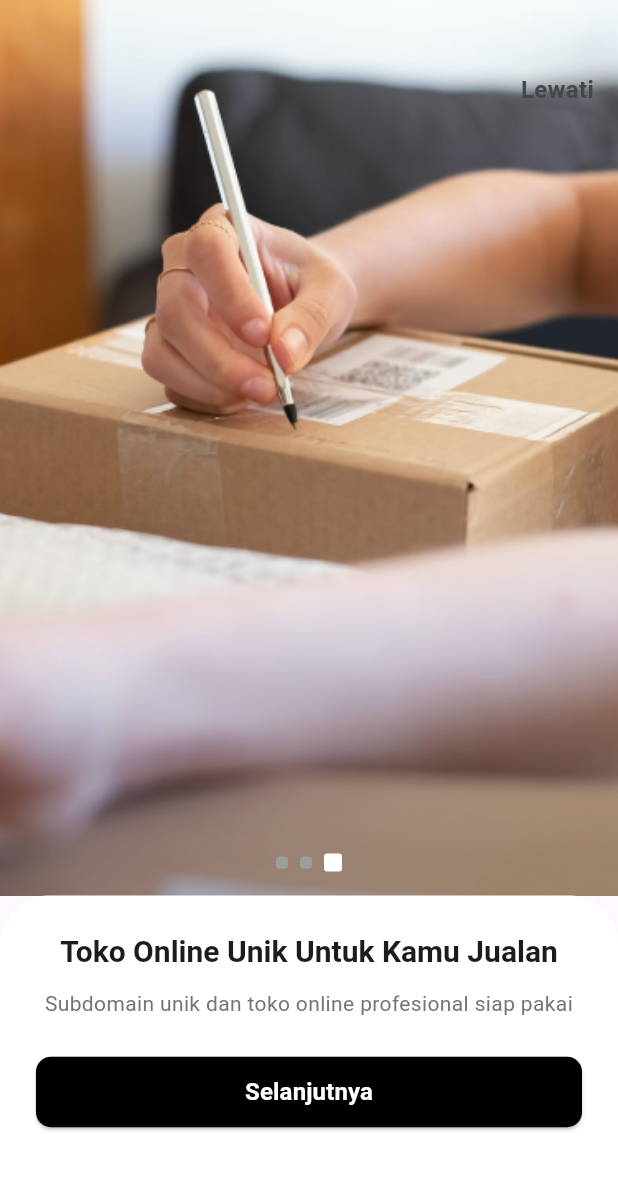
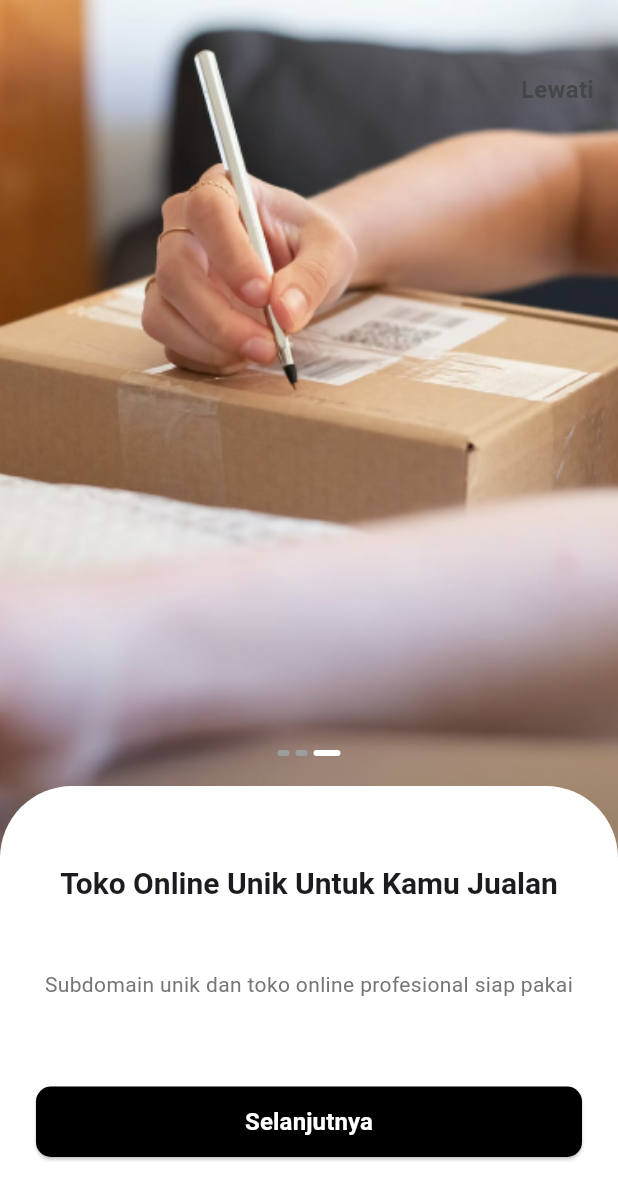
Before and after one commit to AvanFabian/TokoRame, a Flutter app: the screen it shows after launch, swiped to page 3, on a phone screen of 412 x 824 dp. Shown: the top 1200 px of the screen. Run offline on Flutter 3.47's test engine with Material 3 defaults, Android fonts, the phone set to English and light mode, and no system bars.

Commit message:
refactor implement container rounded on slider_with_text

```diff
--- a/lib/ui/organisms/slider_with_text.dart
+++ b/lib/ui/organisms/slider_with_text.dart
@@ -4,8 +4,8 @@ import '../atoms/button_widget.dart';
 
 class SliderWithText extends StatefulWidget {
   final List<String> images;
-  final List<String> titles; // Tambahkan daftar judul
-  final List<String> descriptions; // Tambahkan daftar deskripsi
+  final List<String> titles;
+  final List<String> descriptions;
   final VoidCallback onButtonPressed;
 
   const SliderWithText({
@@ -21,7 +21,7 @@ class SliderWithText extends StatefulWidget {
 }
 
 class _SliderWithTextState extends State<SliderWithText> {
-  int _currentIndex = 0; // Untuk melacak slider aktif
+  int _currentIndex = 0;
 
   @override
   Widget build(BuildContext context) {
@@ -40,25 +40,26 @@ class _SliderWithTextState extends State<SliderWithText> {
                       });
                     },
                     itemBuilder: (context, index) {
-                      return Image.asset(
+                      return Transform.translate(
+                        offset: const Offset(0, -140), // Move the image slightly up (negative Y-axis)
+                        child: Image.asset(
                           widget.images[index],
-                        fit: BoxFit.cover,
+                          fit: BoxFit.fitWidth,
+                        ),
                       );
                     },
                   ),
                   Positioned(
-                    top: 48, // Posisi teks 'Lewati' di kanan atas
+                    top: 48,
                     right: 16,
                     child: GestureDetector(
                       onTap: () {
-                        // Handle aksi 'Lewati'
                         print('Lewati ditekan');
                       },
                       child: const Text(
                         'Lewati',
                         style: TextStyle(
                           fontSize: 16,
-                          // hex
                           color: Color(0xFF434747),
                           fontWeight: FontWeight.bold,
                         ),
@@ -66,7 +67,7 @@ class _SliderWithTextState extends State<SliderWithText> {
                     ),
                   ),
                   Positioned(
-                    bottom: 16, // Posisi indikator di bawah gambar
+                    bottom: 320,
                     left: 0,
                     right: 0,
                     child: Row(
@@ -74,15 +75,13 @@ class _SliderWithTextState extends State<SliderWithText> {
                       children: List.generate(
                         widget.images.length,
                         (index) => Container(
-                          margin: const EdgeInsets.symmetric(horizontal: 4),
-                          width: _currentIndex == index ? 12 : 8,
-                          height: _currentIndex == index ? 12 : 8,
+                          margin: const EdgeInsets.symmetric(horizontal: 2),
+                          width: _currentIndex == index ? 18 : 8,
+                          height: _currentIndex == index ? 4 : 4,
                           decoration: BoxDecoration(
                             shape: BoxShape.rectangle,
                             borderRadius: BorderRadius.circular(2),
-                            color: _currentIndex == index
-                                ? Colors.white
-                                : Colors.grey,
+                            color: _currentIndex == index ? Colors.white : Colors.grey,
                           ),
                         ),
                       ),
@@ -91,22 +90,24 @@ class _SliderWithTextState extends State<SliderWithText> {
                 ],
               ),
             ),
-            Container(
+          ],
+        ),
+        Positioned(
+          bottom: 0, // Position the container at the bottom of the Stack
+          left: 0,
+          right: 0,
+          child: Container(
+            height: 300, // Fixed height for the container
             decoration: const BoxDecoration(
               color: Colors.white,
               borderRadius: BorderRadius.only(
-                  topLeft: Radius.circular(32),
-                  topRight: Radius.circular(32),
+                topLeft: Radius.circular(48),
+                topRight: Radius.circular(48),
               ),
             ),
-              padding: const EdgeInsets.only(
-                top: 24,
-                left: 24,
-                right: 24,
-                bottom: 72,
-              ),
+            padding: const EdgeInsets.symmetric(horizontal: 24, vertical: 36),
             child: Column(
-                mainAxisSize: MainAxisSize.min,
+              mainAxisAlignment: MainAxisAlignment.spaceEvenly,
               children: [
                 TextWidget(
                   text: widget.titles[_currentIndex],
@@ -133,7 +134,6 @@ class _SliderWithTextState extends State<SliderWithText> {
               ],
             ),
           ),
-          ],
         ),
       ],
     );
```
Lines whose indentation alone changed are shown as unchanged.
